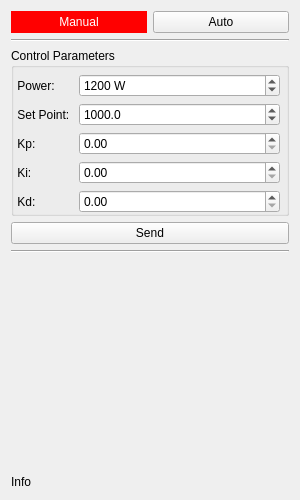
Before: the Qt Designer form mashes_control/resources/control.ui in jraraujo-aimen/mashes, drawn with Qt 5.
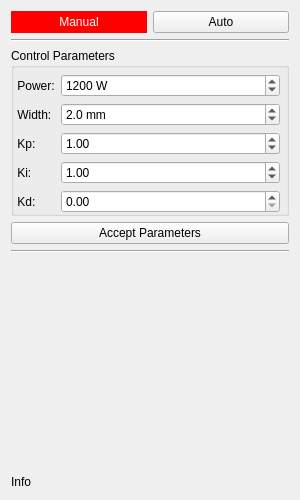
After: the same form once the commit is applied.

```diff
--- a/mashes_control/resources/control.ui
+++ b/mashes_control/resources/control.ui
@@ -110,20 +110,23 @@
         <item row="1" column="0">
          <widget class="QLabel" name="lblSetPoint">
           <property name="text">
-           <string> Set Point: </string>
+           <string> Width:</string>
           </property>
          </widget>
         </item>
         <item row="1" column="1">
-         <widget class="QDoubleSpinBox" name="sbSetPoint">
+         <widget class="QDoubleSpinBox" name="sbWidth">
+          <property name="suffix">
+           <string> mm</string>
+          </property>
           <property name="decimals">
            <number>1</number>
           </property>
           <property name="maximum">
-           <double>10000.000000000000000</double>
+           <double>10.000000000000000</double>
           </property>
           <property name="value">
-           <double>1000.000000000000000</double>
+           <double>2.000000000000000</double>
           </property>
          </widget>
         </item>
@@ -135,7 +138,11 @@
          </widget>
         </item>
         <item row="2" column="1">
-         <widget class="QDoubleSpinBox" name="sbKp"/>
+         <widget class="QDoubleSpinBox" name="sbKp">
+          <property name="value">
+           <double>1.000000000000000</double>
+          </property>
+         </widget>
         </item>
         <item row="3" column="0">
          <widget class="QLabel" name="lblKi">
@@ -145,7 +152,11 @@
          </widget>
         </item>
         <item row="3" column="1">
-         <widget class="QDoubleSpinBox" name="sbKi"/>
+         <widget class="QDoubleSpinBox" name="sbKi">
+          <property name="value">
+           <double>1.000000000000000</double>
+          </property>
+         </widget>
         </item>
         <item row="4" column="0">
          <widget class="QLabel" name="lblKd">
@@ -165,7 +176,7 @@
    <item>
     <widget class="QPushButton" name="btnControl">
      <property name="text">
-      <string>Send</string>
+      <string>Accept Parameters</string>
      </property>
     </widget>
    </item>
```
Left out of the diff: 7 changed lines with no effect on the pictures.
